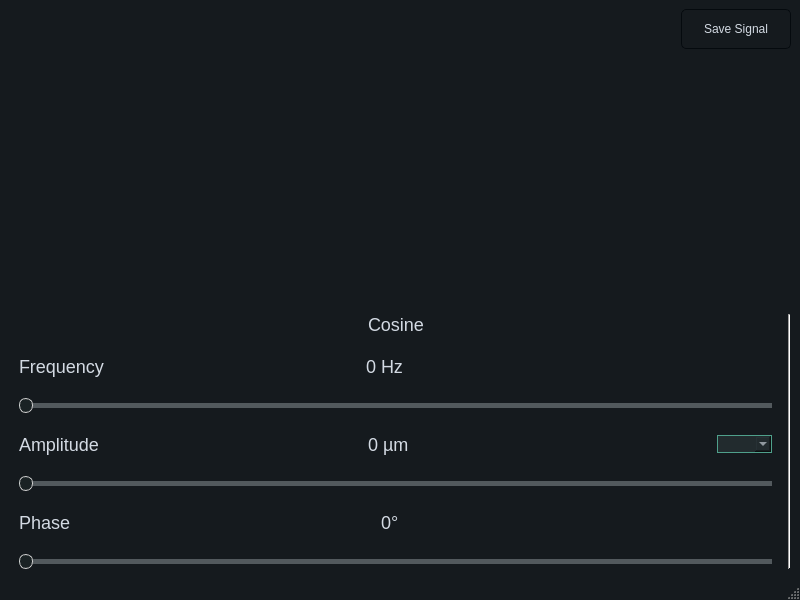
Before: the Qt Designer form views/create_signal_window.ui in omarmohhameed29/sampling-theory-studio, drawn with Qt 5.
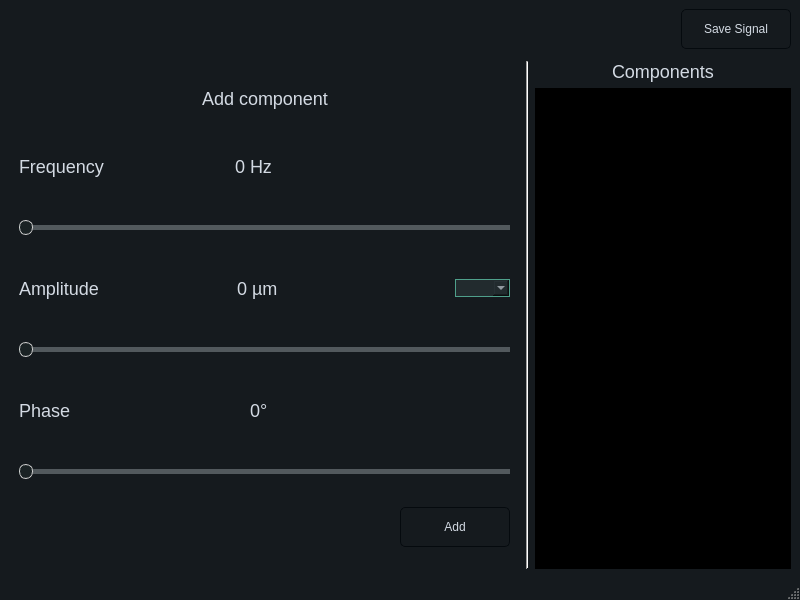
After: the same form once the commit is applied. Custom widgets are drawn as their Qt base class.

Commit message: Added components list UI

Diff of the .ui file:
```diff
--- a/views/create_signal_window.ui
+++ b/views/create_signal_window.ui
@@ -452,6 +452,9 @@
 QListWidget {
     background-color: black;
     color: white; /* Set text color to white for better visibility */
+}
+QlistView{
+    background-color: black;
 }</string>
   </property>
   <widget class="QWidget" name="centralwidget">
@@ -503,7 +506,7 @@
      </widget>
     </item>
     <item>
-     <layout class="QHBoxLayout" name="horizontalLayout_17">
+     <layout class="QHBoxLayout" name="horizontalLayout_17" stretch="2,0,1">
       <item>
        <layout class="QVBoxLayout" name="verticalLayout_2">
         <property name="leftMargin">
@@ -536,7 +539,7 @@
              </size>
             </property>
             <property name="text">
-             <string>Cosine</string>
+             <string>Add component</string>
             </property>
            </widget>
           </item>
@@ -678,6 +681,36 @@
           </property>
          </widget>
         </item>
+        <item>
+         <layout class="QHBoxLayout" name="horizontalLayout_6">
+          <item>
+           <spacer name="horizontalSpacer_6">
+            <property name="orientation">
+             <enum>Qt::Horizontal</enum>
+            </property>
+            <property name="sizeHint" stdset="0">
+             <size>
+              <width>40</width>
+              <height>20</height>
+             </size>
+            </property>
+           </spacer>
+          </item>
+          <item>
+           <widget class="QPushButton" name="add_component_button">
+            <property name="minimumSize">
+             <size>
+              <width>110</width>
+              <height>40</height>
+             </size>
+            </property>
+            <property name="text">
+             <string>Add</string>
+            </property>
+           </widget>
+          </item>
+         </layout>
+        </item>
        </layout>
       </item>
       <item>
@@ -687,6 +720,56 @@
         </property>
        </widget>
       </item>
+      <item>
+       <layout class="QVBoxLayout" name="verticalLayout">
+        <item>
+         <layout class="QHBoxLayout" name="horizontalLayout_5">
+          <property name="topMargin">
+           <number>0</number>
+          </property>
+          <property name="bottomMargin">
+           <number>0</number>
+          </property>
+          <item>
+           <spacer name="horizontalSpacer_4">
+            <property name="orientation">
+             <enum>Qt::Horizontal</enum>
+            </property>
+            <property name="sizeHint" stdset="0">
+             <size>
+              <width>40</width>
+              <height>20</height>
+             </size>
+            </property>
+           </spacer>
+          </item>
+          <item>
+           <widget class="QLabel" name="label_5">
+            <property name="text">
+             <string>Components</string>
+            </property>
+           </widget>
+          </item>
+          <item>
+           <spacer name="horizontalSpacer_5">
+            <property name="orientation">
+             <enum>Qt::Horizontal</enum>
+            </property>
+            <property name="sizeHint" stdset="0">
+             <size>
+              <width>40</width>
+              <height>20</height>
+             </size>
+            </property>
+           </spacer>
+          </item>
+         </layout>
+        </item>
+        <item>
+         <widget class="QListWidget" name="components_list"/>
+        </item>
+       </layout>
+      </item>
      </layout>
     </item>
    </layout>
```
